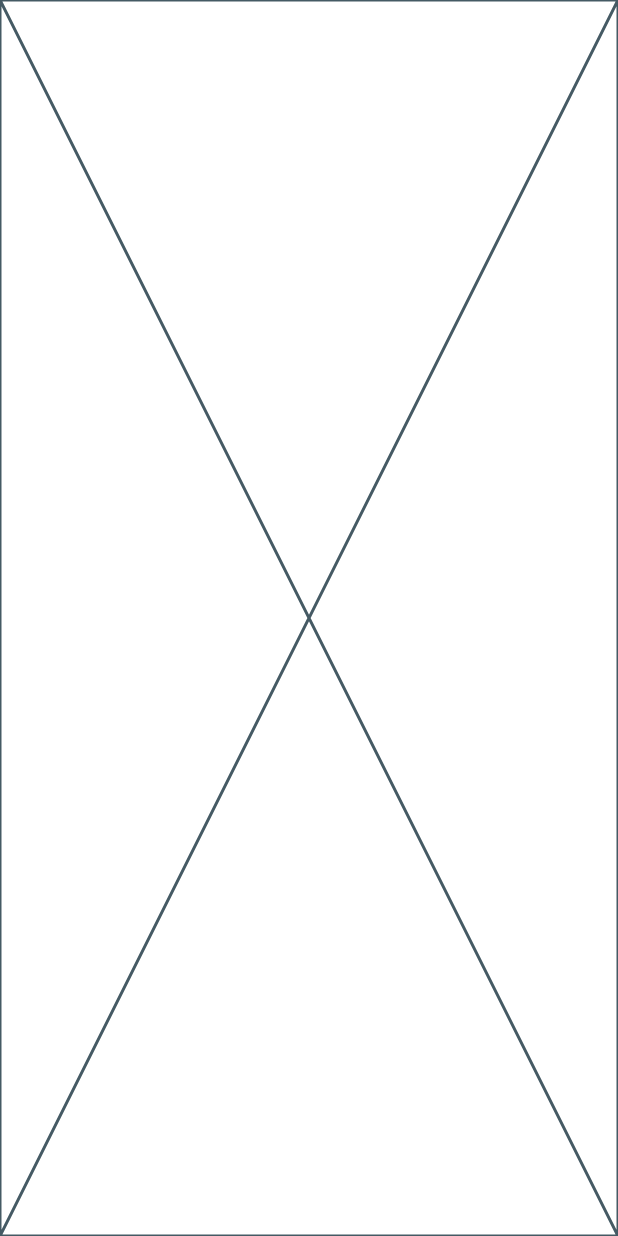
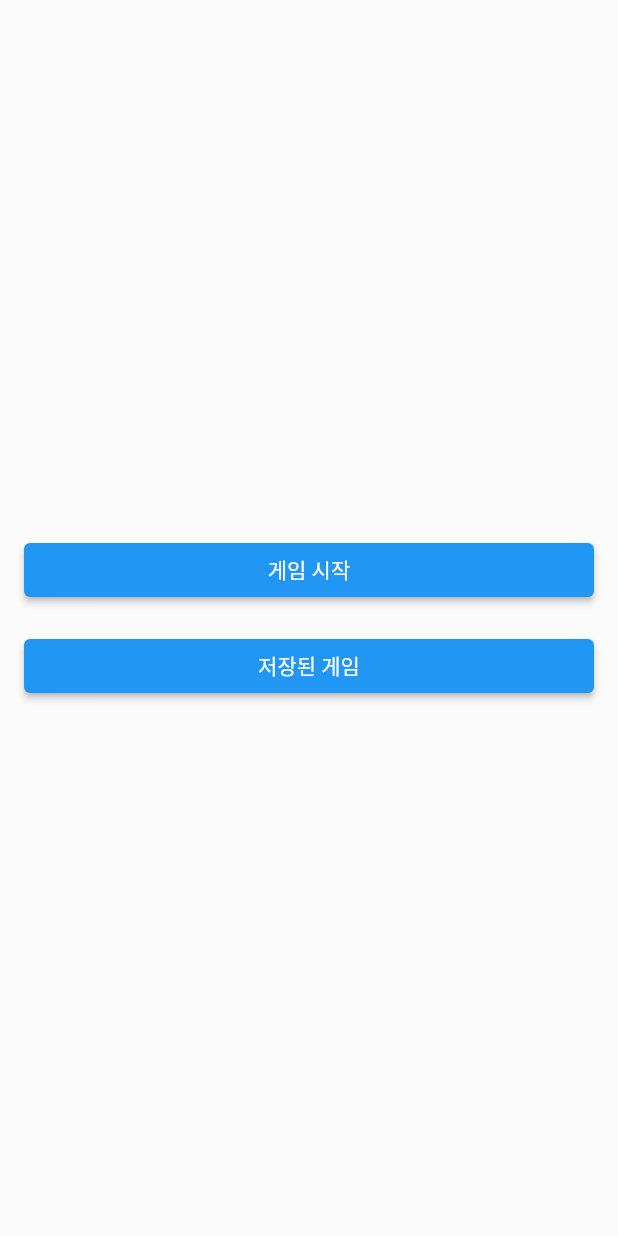
Before and after one commit to HwangSooHyeon/flutter_directional_test, a Flutter app: the screen it shows after launch, on a phone screen of 412 x 824 dp. Run offline on Flutter 3.47's test engine with Material 2 defaults, Android fonts, the phone set to English and light mode, and no system bars.

Commit message:
feat(home_screen): home screen ui 틀 작성

```diff
--- a/lib/screen/home_screen.dart
+++ b/lib/screen/home_screen.dart
@@ -5,6 +5,30 @@ class HomeScreen extends StatelessWidget {
 
   @override
   Widget build(BuildContext context) {
-    return const Placeholder();
+    return Scaffold(
+      body: Container(
+        alignment: Alignment.center,
+        padding: EdgeInsets.symmetric(horizontal: 16.0),
+        child: Column(
+          mainAxisAlignment: MainAxisAlignment.center,
+          crossAxisAlignment: CrossAxisAlignment.stretch,
+          children: [
+            ElevatedButton(
+              onPressed: () {},
+              child: Text(
+                '게임 시작',
+              ),
+            ),
+            SizedBox(height: 16),
+            ElevatedButton(
+              onPressed: () {},
+              child: Text(
+                '저장된 게임',
+              ),
+            ),
+          ],
+        ),
+      ),
+    );
   }
 }
```
